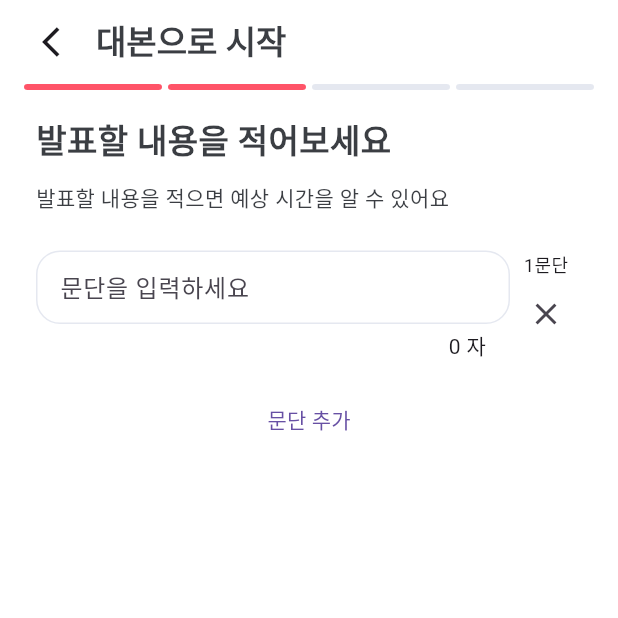
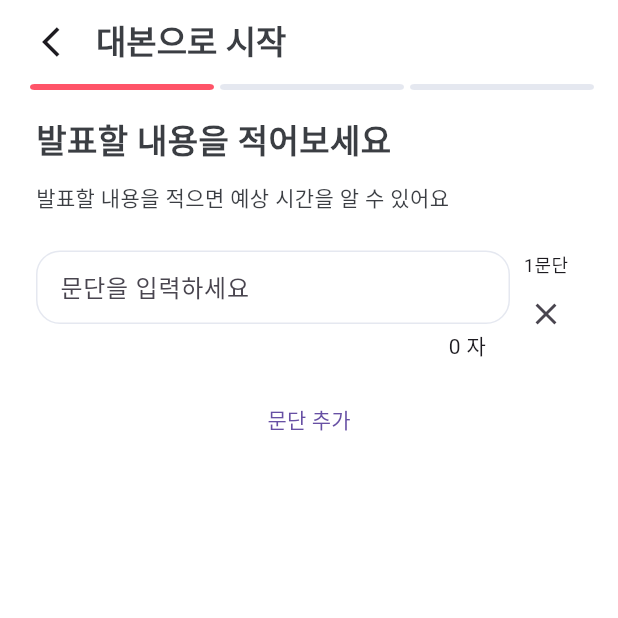
Before and after one commit to twenty-three-23/peech-flutter, a Flutter app: the ScriptInputScreen screen opened by its route, on a phone screen of 412 x 824 dp, the top half of it. Run offline on Flutter 3.47's test engine with Material 3 defaults, Android fonts, the phone set to English and light mode, and no system bars; our stand-ins replace dio, event_bus, firebase_analytics, firebase_core, flutter_dotenv, flutter_native_splash and 7 more; missing offline and left inert: audio_session, dart:html, flutter_sound, kakao_flutter_sdk; accounts and stored records are empty; generated files the repository leaves out were written again.

Commit message:
design: TT-472 progress bar 표시 수정
- 총 4단계 -> 3단계로 변경되어 그에 맞춰 progress bar 표시 수정

#fix/TT-472-errors #254

```diff
--- a/lib/features/script_input/view/script_input_screen.dart
+++ b/lib/features/script_input/view/script_input_screen.dart
@@ -32,13 +32,6 @@ class _ScriptInputScreenState extends State<ScriptInputScreen> {
               padding: const EdgeInsets.symmetric(horizontal: 16.0),
               child: Row(
                 children: [
-                  Expanded(
-                    child: SvgPicture.asset(
-                      'assets/images/progress_indicator_filled.svg',
-                      semanticsLabel: 'progress bar',
-                      fit: BoxFit.fill,
-                    ),
-                  ),
                   const SizedBox(
                     width: 4,
                   ),
```
Also changed, not shown: lib/features/script_input/view/script_expected_time_screen.dart (+0 -10 lines).
